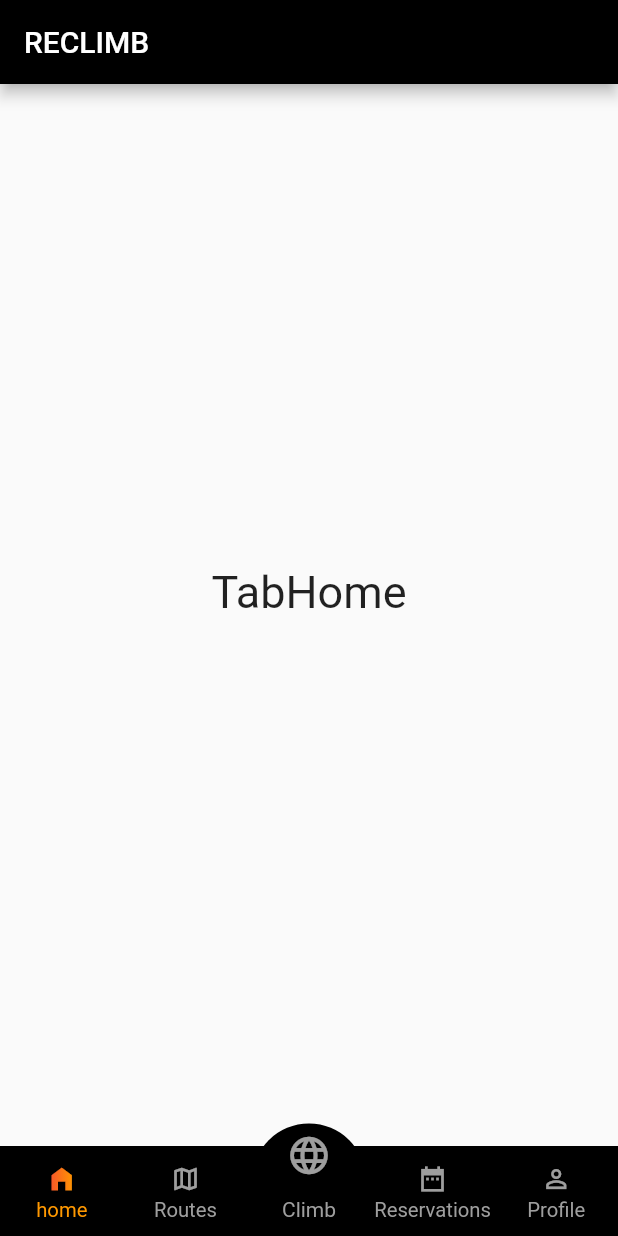
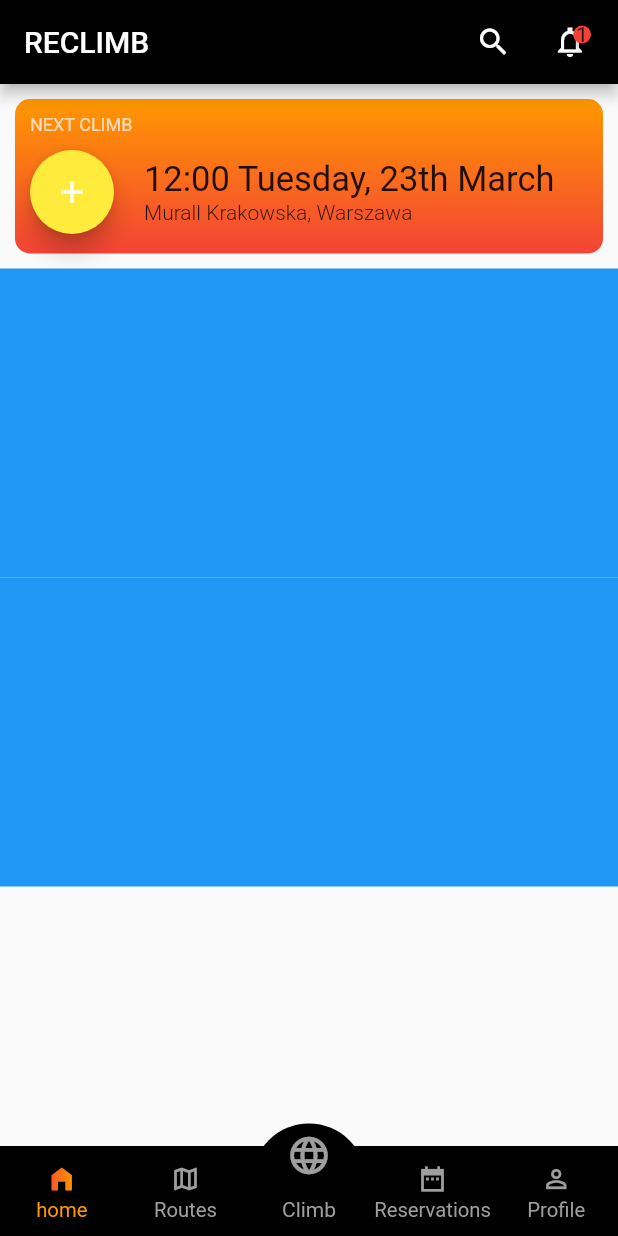
Before and after one commit to truongnguyen112007/climb_app_base, a Flutter app: the screen it shows after launch, on a phone screen of 412 x 824 dp. Run offline on Flutter 3.47's test engine with Material 2 defaults, Android fonts, the phone set to English and light mode, and no system bars; drawn by our look-alikes of badges.

Commit message:
tab home

```diff
--- a/lib/modules/home/home_page.dart
+++ b/lib/modules/home/home_page.dart
@@ -5,6 +5,7 @@ import '../tab_climb/tab_climb.dart';
 import '../tab_profile/tab_profile.dart';
 import '../tab_reservations/tab_reservations.dart';
 import '../tab_routes/tab_routes.dart';
+
 
 class HomePage extends StatefulWidget {
   const HomePage({Key? key}) : super(key: key);
@@ -14,7 +15,6 @@ class HomePage extends StatefulWidget {
 }
 
 class _HomePageState extends State<HomePage> {
-
   var pageController = PageController();
   int currentTab = 0;
   final tabs = [
@@ -28,17 +28,11 @@ class _HomePageState extends State<HomePage> {
   @override
   Widget build(BuildContext context) {
     return Scaffold(
-      appBar: AppBar(
-        backgroundColor: Colors.black,
-        title: Text('RECLIMB'),
-        actions: [
-
-        ],
-      ),
       body: Column(
         children: [
           Expanded(
             child: PageView(
+              physics: NeverScrollableScrollPhysics(),
               controller: pageController,
               children: tabs,
             ),
@@ -51,9 +45,9 @@ class _HomePageState extends State<HomePage> {
     );
   }
 
-  void jumtToPage(int index) =>
-      pageController.animateToPage(index, duration: Duration(milliseconds: 500),
-          curve: Curves.fastLinearToSlowEaseIn);
+  void jumtToPage(int index) => pageController.animateToPage(index,
+      duration: Duration(milliseconds: 500),
+      curve: Curves.fastLinearToSlowEaseIn);
 
   Widget itemBottomNavigationBar(IconData icon, int index, String title) =>
       Expanded(
@@ -73,7 +67,8 @@ class _HomePageState extends State<HomePage> {
               ),
               Text(
                 title,
-                style: TextStyle(color: currentTab==index ? Colors.orange:Colors.grey),
+                style: TextStyle(
+                    color: currentTab == index ? Colors.orange : Colors.grey),
               ),
             ],
           ),
--- a/lib/modules/tab_climb/tab_climb.dart
+++ b/lib/modules/tab_climb/tab_climb.dart
@@ -12,7 +12,10 @@ class _TabClimbState extends State<TabClimb> {
   Widget build(BuildContext context) {
     return Scaffold(
       body: Center(
-        child: Text('Climb Page',style: TextStyle(fontSize: 30),),
+        child: Text(
+          "Climb page",
+          style: TextStyle(fontSize: 30),
+        ),
       ),
     );
   }
--- a/lib/modules/tab_home/tab_home.dart
+++ b/lib/modules/tab_home/tab_home.dart
@@ -1,4 +1,5 @@
 import 'package:flutter/material.dart';
+import 'package:badges/badges.dart';
 
 class TabHome extends StatefulWidget {
   const TabHome({Key? key}) : super(key: key);
@@ -10,9 +11,105 @@ class TabHome extends StatefulWidget {
 class _TabHomeState extends State<TabHome> {
   @override
   Widget build(BuildContext context) {
+    final Size size = MediaQuery.of(context).size;
     return Scaffold(
-      body: Center(
-        child: Text('TabHome',style: TextStyle(fontSize: 30),),
+      appBar: AppBar(
+        backgroundColor: Colors.black,
+        title: Text('RECLIMB'),
+        actions: [
+          IconButton(
+            onPressed: () {},
+            icon: Icon(Icons.search),
+          ),
+          SizedBox(
+            width: 15,
+          ),
+          SizedBox(
+            child: Badge(
+              padding: EdgeInsets.all(2),
+              position: BadgePosition.topEnd(top: 13, end: -2),
+              toAnimate: false,
+              badgeContent: Text('1'),
+              child: Icon(Icons.notifications_none_sharp),
+            ),
+          ),
+          SizedBox(
+            width: 20,
+          ),
+        ],
+      ),
+      body: SingleChildScrollView(
+        child: Column(
+          children: [
+            Padding(
+              padding: EdgeInsets.all(10),
+              child: Container(
+                height: size.height / 8,
+                decoration: BoxDecoration(
+                  borderRadius: BorderRadius.circular(10),
+                  gradient: LinearGradient(
+                    begin: Alignment.topCenter,
+                    end: Alignment.bottomCenter,
+                    colors: [Colors.orange, Colors.red],
+                  ),
+                ),
+                child: Column(
+                  crossAxisAlignment: CrossAxisAlignment.stretch,
+                  children: [
+                    Padding(
+                      padding: EdgeInsets.all(10),
+                      child: Text(
+                        'NEXT CLIMB',
+                        style: TextStyle(color: Colors.white70, fontSize: 12),
+                      ),
+                    ),
+                    Row(
+                      children: [
+                        SizedBox(
+                          width: 10,
+                        ),
+                        FloatingActionButton(
+                          onPressed: () {},
+                          child: Icon(Icons.add),
+                          backgroundColor: Colors.yellow,
+                        ),
+                        SizedBox(
+                          width: 20,
+                        ),
+                        Column(
+                          crossAxisAlignment: CrossAxisAlignment.start,
+                          children: [
+                            Text(
+                              '12:00 Tuesday, 23th March',
+                              style: TextStyle(
+                                  fontSize: 23, fontWeight: FontWeight.w400),
+                            ),
+                            Text(
+                              'Murall Krakowska, Warszawa',
+                              style: TextStyle(fontWeight: FontWeight.w300),
+                            ),
+                          ],
+                        )
+                      ],
+                    )
+                  ],
+                ),
+              ),
+            ),
+            ListView.builder(
+              physics: NeverScrollableScrollPhysics(),
+              primary: false,
+              itemBuilder: (BuildContext context, int index) {
+                return Container(
+                  height: size.height / 4,
+                  decoration: BoxDecoration(color: Colors.blue),
+                );
+              },
+              itemCount: 2,
+              shrinkWrap: true,
+            )
+          ],
+        ),
       ),
     );
   }
```
